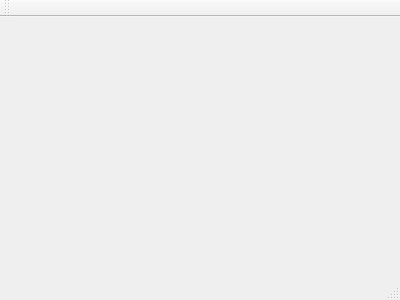
Qt form mainwindow.ui (IJWEbbers/SudokuSolver) before a commit.
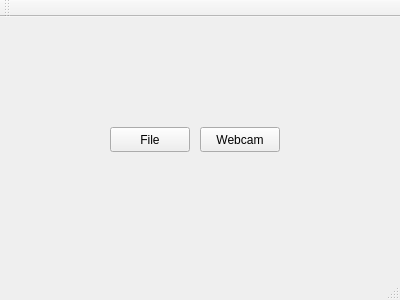
The same form after that commit.

Commit message: Program can now work with pictures from the computer. Also can get a picture from the webcam.

Patch:
```diff
--- a/mainwindow.ui
+++ b/mainwindow.ui
@@ -12,13 +12,55 @@
   <property name="windowTitle" >
    <string>MainWindow</string>
   </property>
-  <widget class="QMenuBar" name="menuBar" />
-  <widget class="QToolBar" name="mainToolBar" />
-  <widget class="QWidget" name="centralWidget" />
-  <widget class="QStatusBar" name="statusBar" />
+  <widget class="QWidget" name="centralWidget">
+   <widget class="QPushButton" name="pushButton_File">
+    <property name="geometry">
+     <rect>
+      <x>110</x>
+      <y>110</y>
+      <width>80</width>
+      <height>25</height>
+     </rect>
+    </property>
+    <property name="text">
+     <string>File</string>
+    </property>
+   </widget>
+   <widget class="QPushButton" name="pushButton_Webcam">
+    <property name="geometry">
+     <rect>
+      <x>200</x>
+      <y>110</y>
+      <width>80</width>
+      <height>25</height>
+     </rect>
+    </property>
+    <property name="text">
+     <string>Webcam</string>
+    </property>
+   </widget>
+  </widget>
+  <widget class="QMenuBar" name="menuBar">
+   <property name="geometry">
+    <rect>
+     <x>0</x>
+     <y>0</y>
+     <width>400</width>
+     <height>25</height>
+    </rect>
+   </property>
+  </widget>
+  <widget class="QToolBar" name="mainToolBar">
+   <attribute name="toolBarArea">
+    <enum>TopToolBarArea</enum>
+   </attribute>
+   <attribute name="toolBarBreak">
+    <bool>false</bool>
+   </attribute>
+  </widget>
+  <widget class="QStatusBar" name="statusBar"/>
  </widget>
- <layoutDefault spacing="6" margin="11" />
- <pixmapfunction></pixmapfunction>
+ <layoutdefault spacing="6" margin="11"/>
  <resources/>
  <connections/>
 </ui>
```
Left out of the diff: 7 changed lines with no effect on the pictures. The commit also changes 4 other files.
